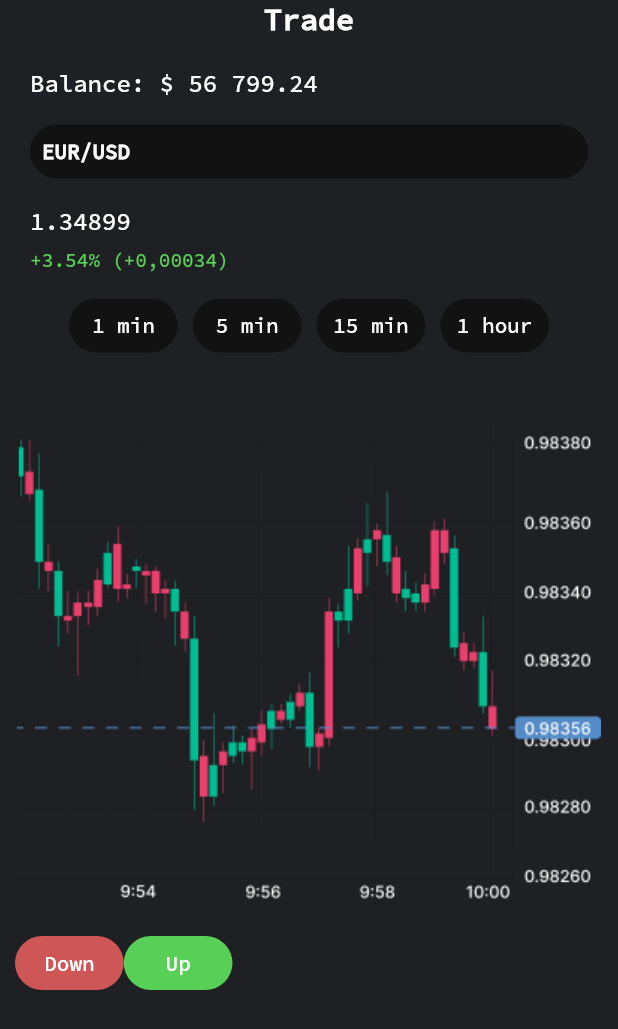
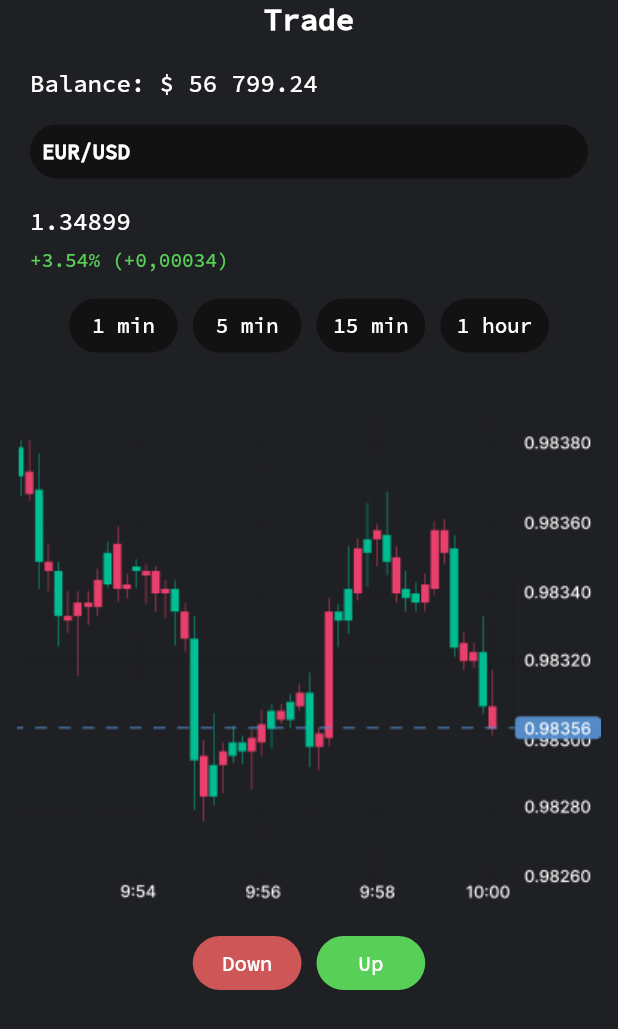
Before and after one commit to ilkarg/PocketOption, a Flutter app: the screen it shows after launch, on a phone screen of 412 x 824 dp. Shown: the top 1029 px of the screen. Run offline on Flutter 3.47's test engine with Material 2 defaults, Android fonts, the phone set to English and light mode, and no system bars.

```diff
--- a/lib/main.dart
+++ b/lib/main.dart
@@ -239,11 +239,14 @@ class _MyHomePageState extends State<MyHomePage> {
               ),
               Padding(
                 padding: EdgeInsets.only(top: 12, left: 10, right: 10),
-                child: Row(
+                child: Wrap(
+                  spacing: 10,
+                  runSpacing: 10,
+                  direction: Axis.horizontal,
+                  crossAxisAlignment: WrapCrossAlignment.center,
                   children: [
                     TextButton(
                       child: Align(
-                        alignment: Alignment.center,
                         child: Text(
                           "Down",
                           style: TextStyle(
@@ -251,18 +254,18 @@ class _MyHomePageState extends State<MyHomePage> {
                             fontSize: 14,
                             fontWeight: FontWeight.w500
                           )
-                        )
+                        ),
                       ),
                       style: ButtonStyle(
                         backgroundColor: MaterialStateProperty.all<Color>(Color(0xFFCF5656)),
                         fixedSize: MaterialStateProperty.all<Size>(Size(72.5, 32)),
                         shape: MaterialStateProperty.resolveWith(
-                          (states) => RoundedRectangleBorder(
-                            borderRadius: BorderRadius.circular(24),
-                          )
+                                (states) => RoundedRectangleBorder(
+                                  borderRadius: BorderRadius.circular(24)
+                                )
                         )
                       ),
-                      onPressed: () => debugPrint("Down!")
+                      onPressed: () => debugPrint("Down"),
                     ),
                     TextButton(
                       child: Align(
@@ -280,12 +283,12 @@ class _MyHomePageState extends State<MyHomePage> {
                         backgroundColor: MaterialStateProperty.all<Color>(Color(0xFF58CF56)),
                         fixedSize: MaterialStateProperty.all<Size>(Size(72.5, 32)),
                         shape: MaterialStateProperty.resolveWith(
-                          (states) => RoundedRectangleBorder(
-                            borderRadius: BorderRadius.circular(24),
-                          )
+                                (states) => RoundedRectangleBorder(
+                                  borderRadius: BorderRadius.circular(24)
+                                )
                         )
                       ),
-                      onPressed: () => debugPrint("Up!")
+                      onPressed: () => debugPrint("Up"),
                     )
                   ]
                 )
```
